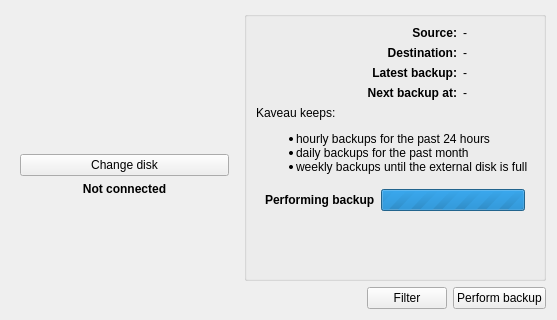
Above: src/app/mainwidgetbase.ui from flavio/kaveau before the change. Below: the same form after it.
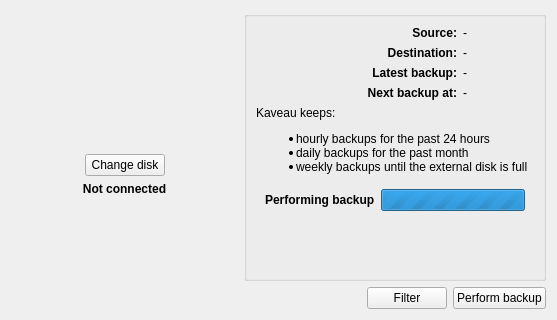
That is the form after the change. The open tabs and pages were chosen to show the change.

Commit message: center change disk button

```diff
--- a/src/app/mainwidgetbase.ui
+++ b/src/app/mainwidgetbase.ui
@@ -81,6 +81,21 @@
          <widget class="QWidget" name="page_9">
           <layout class="QVBoxLayout" name="verticalLayout_10">
            <item>
+            <layout class="QHBoxLayout" name="horizontalLayout">
+             <item>
+              <spacer name="horizontalSpacer_5">
+               <property name="orientation">
+                <enum>Qt::Horizontal</enum>
+               </property>
+               <property name="sizeHint" stdset="0">
+                <size>
+                 <width>40</width>
+                 <height>20</height>
+                </size>
+               </property>
+              </spacer>
+             </item>
+             <item>
             <widget class="QPushButton" name="btnChangeDisk">
              <property name="text">
               <string>Change disk</string>
@@ -88,6 +103,21 @@
             </widget>
            </item>
            <item>
+              <spacer name="horizontalSpacer_6">
+               <property name="orientation">
+                <enum>Qt::Horizontal</enum>
+               </property>
+               <property name="sizeHint" stdset="0">
+                <size>
+                 <width>40</width>
+                 <height>20</height>
+                </size>
+               </property>
+              </spacer>
+             </item>
+            </layout>
+           </item>
+           <item>
             <widget class="QLabel" name="label_9">
              <property name="font">
               <font>
```
Left out of the diff: 2 changed lines with no effect on the pictures. Lines whose indentation alone changed are shown as unchanged.
